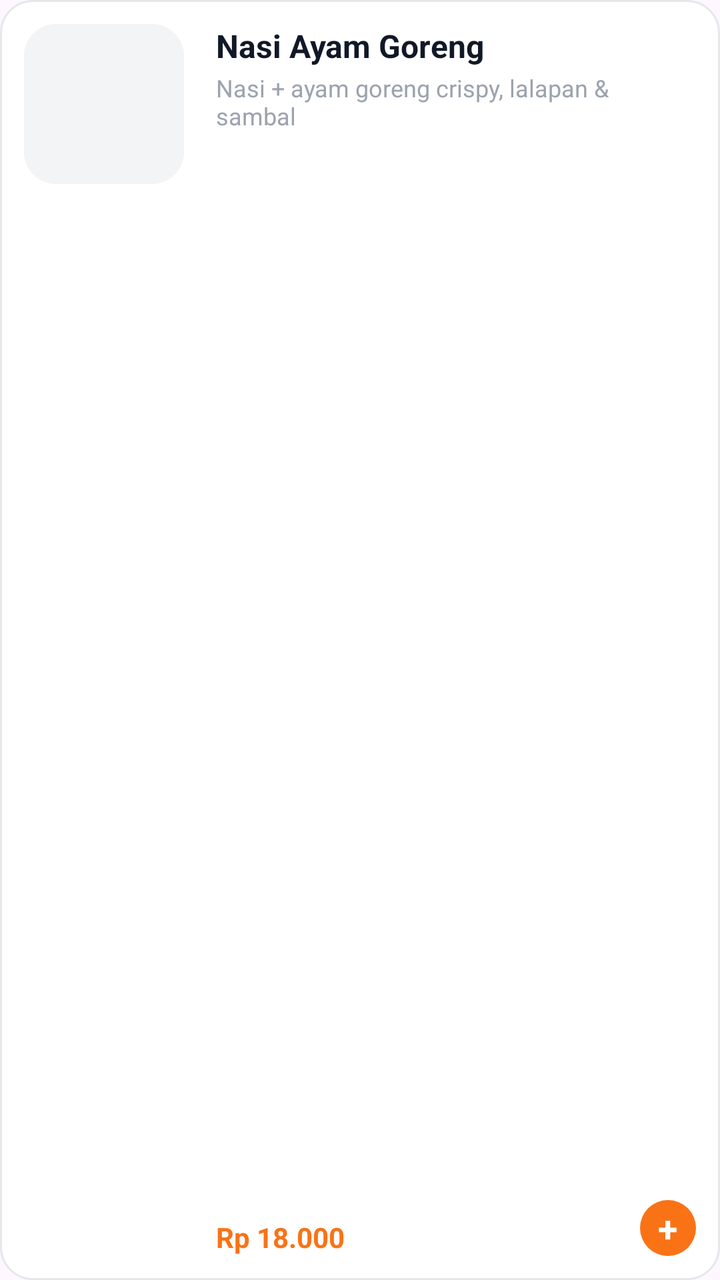
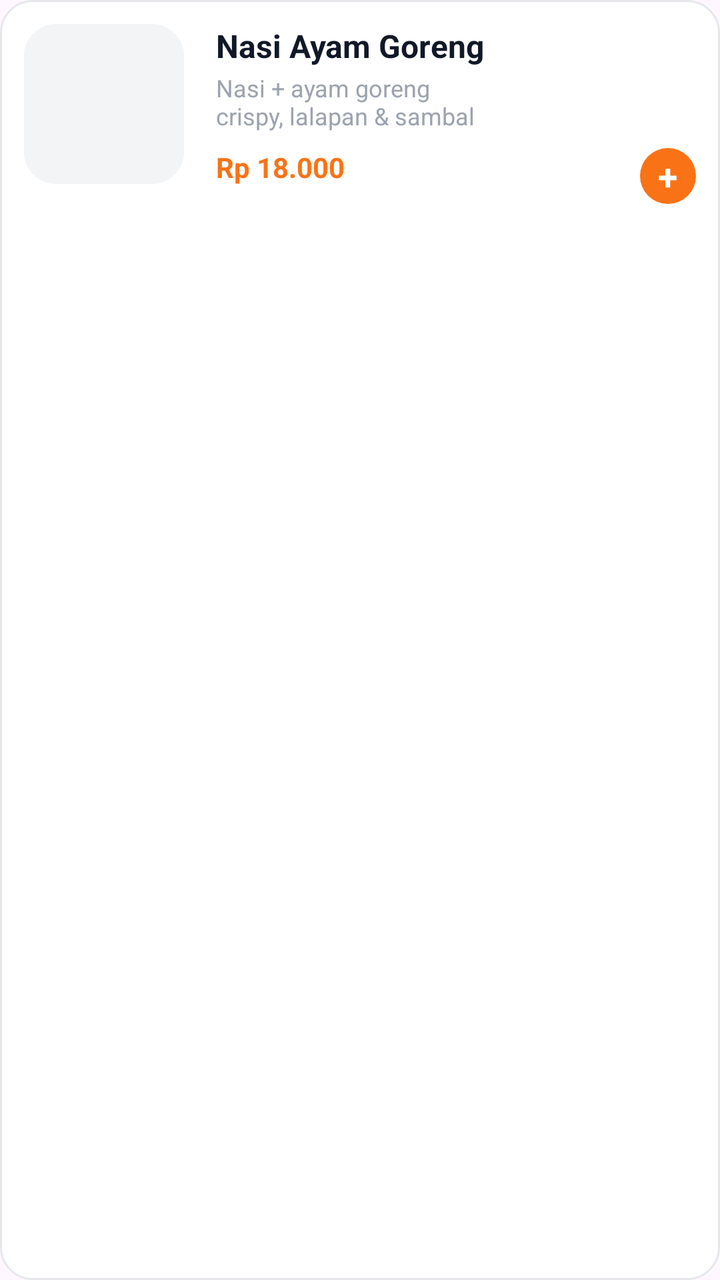

Before-and-after screenshots of an Android layout around one commit, followed by the original layout XML and the change that was made.
<!-- AndroidManifest.xml: application theme Theme.Kantinmika -->
<!-- res/layout/item_menu.xml -->
<?xml version="1.0" encoding="utf-8"?>
<LinearLayout xmlns:android="http://schemas.android.com/apk/res/android"
    android:layout_width="match_parent"
    android:layout_height="wrap_content"
    android:layout_marginBottom="12dp"
    android:background="@drawable/bg_rounded_card_outline"
    android:orientation="horizontal"
    android:padding="12dp">

    
    <RelativeLayout
        android:layout_width="80dp"
        android:layout_height="80dp">

        <ImageView
            android:id="@+id/ivFoodImage"
            android:layout_width="match_parent"
            android:layout_height="match_parent"
            android:background="@drawable/bg_rounded_muted"
            android:scaleType="centerCrop" />

        
        <RelativeLayout
            android:id="@+id/rlOutOfStockOverlay"
            android:layout_width="match_parent"
            android:layout_height="match_parent"
            android:background="@drawable/bg_rounded_dark_transparent"
            android:visibility="gone">

            <TextView
                android:layout_width="wrap_content"
                android:layout_height="wrap_content"
                android:layout_centerInParent="true"
                android:text="Habis"
                android:textColor="#FFFFFF"
                android:textSize="12sp"
                android:textStyle="bold" />
        </RelativeLayout>
    </RelativeLayout>

    
    <RelativeLayout
        android:layout_width="match_parent"
        android:layout_height="match_parent"
        android:layout_marginStart="16dp">

        <LinearLayout
            android:layout_width="match_parent"
            android:layout_height="wrap_content"
            android:layout_alignParentTop="true"
            android:layout_toStartOf="@+id/containerQuantity"
            android:layout_marginEnd="8dp"
            android:orientation="vertical">

            <TextView
                android:id="@+id/tvFoodName"
                android:layout_width="wrap_content"
                android:layout_height="wrap_content"
                android:text="Nasi Ayam Goreng"
                android:textColor="#111827"
                android:textSize="16sp"
                android:textStyle="bold" />

            <TextView
                android:id="@+id/tvFoodDesc"
                android:layout_width="wrap_content"
                android:layout_height="wrap_content"
                android:layout_marginTop="2dp"
                android:text="Nasi + ayam goreng crispy, lalapan &amp; sambal"
                android:textColor="#9CA3AF"
                android:textSize="12sp"
                android:maxLines="2"
                android:ellipsize="end" />
        </LinearLayout>

        <TextView
            android:id="@+id/tvFoodPrice"
            android:layout_width="wrap_content"
            android:layout_height="wrap_content"
            android:layout_alignParentBottom="true"
            android:layout_alignParentStart="true"
            android:text="Rp 18.000"
            android:textColor="@color/primary"
            android:textSize="14sp"
            android:textStyle="bold" />

        
        <FrameLayout
            android:id="@+id/containerQuantity"
            android:layout_width="wrap_content"
            android:layout_height="wrap_content"
            android:layout_alignParentBottom="true"
            android:layout_alignParentEnd="true">

            
            <LinearLayout
                android:id="@+id/btnAdd"
                android:layout_width="28dp"
                android:layout_height="28dp"
                android:background="@drawable/bg_circle_primary"
                android:clickable="true"
                android:focusable="true"
                android:gravity="center">

                <TextView
                    android:layout_width="wrap_content"
                    android:layout_height="wrap_content"
                    android:text="+"
                    android:textColor="#FFFFFF"
                    android:textSize="18sp"
                    android:textStyle="bold" />
            </LinearLayout>

            
            <LinearLayout
                android:id="@+id/llQuantitySelector"
                android:layout_width="wrap_content"
                android:layout_height="28dp"
                android:background="@drawable/bg_rounded_muted"
                android:gravity="center_vertical"
                android:orientation="horizontal"
                android:visibility="gone">

                <TextView
                    android:id="@+id/btnMinus"
                    android:layout_width="28dp"
                    android:layout_height="match_parent"
                    android:gravity="center"
                    android:text="−"
                    android:textColor="#111827"
                    android:textSize="18sp"
                    android:textStyle="bold" />

                <TextView
                    android:id="@+id/tvQuantity"
                    android:layout_width="wrap_content"
                    android:layout_height="wrap_content"
                    android:layout_marginHorizontal="12dp"
                    android:text="1"
                    android:textColor="#111827"
                    android:textSize="14sp"
                    android:textStyle="bold" />

                <TextView
                    android:id="@+id/btnPlus"
                    android:layout_width="28dp"
                    android:layout_height="match_parent"
                    android:background="@drawable/bg_circle_primary"
                    android:gravity="center"
                    android:text="+"
                    android:textColor="#FFFFFF"
                    android:textSize="18sp"
                    android:textStyle="bold" />
            </LinearLayout>
        </FrameLayout>
    </RelativeLayout>

</LinearLayout>
<!-- resources referenced by this layout -->
<resources>
  <color name="primary">#F97316</color>
  <!-- drawable bg_circle_primary (drawable) -->
  <?xml version="1.0" encoding="utf-8"?>
  <shape xmlns:android="http://schemas.android.com/apk/res/android" android:shape="oval">
      <solid android:color="@color/primary" />
  </shape>
  <!-- drawable bg_rounded_card_outline (drawable) -->
  <?xml version="1.0" encoding="utf-8"?>
  <shape xmlns:android="http://schemas.android.com/apk/res/android"
      android:shape="rectangle">
      <solid android:color="@color/background_card" />
      <corners android:radius="16dp" />
      <stroke
          android:width="1dp"
          android:color="#E5E7EB" />
  </shape>
  <!-- drawable bg_rounded_dark_transparent (drawable) -->
  <?xml version="1.0" encoding="utf-8"?>
  <shape xmlns:android="http://schemas.android.com/apk/res/android" android:shape="rectangle">
      <solid android:color="#80000000" />
      <corners android:radius="16dp" />
  </shape>
  <!-- drawable bg_rounded_muted (drawable) -->
  <?xml version="1.0" encoding="utf-8"?>
  <shape xmlns:android="http://schemas.android.com/apk/res/android" android:shape="rectangle">
      <solid android:color="@color/background_muted" />
      <corners android:radius="16dp" />
  </shape>
  <style name="Theme.Kantinmika" parent="Base.Theme.Kantinmika" />
  <color name="background_card">#FFFFFF</color>
  <color name="background_muted">#F3F4F6</color>
  <style name="Base.Theme.Kantinmika" parent="Theme.Material3.DayNight.NoActionBar">
          
          
      </style>
</resources>

<!-- the commit's change to res/layout/item_menu.xml (unified diff, before → after) -->
@@ -41,10 +41,11 @@
     
     <RelativeLayout
         android:layout_width="match_parent"
-        android:layout_height="match_parent"
+        android:layout_height="wrap_content"
         android:layout_marginStart="16dp">
 
         <LinearLayout
+            android:id="@+id/llFoodInfo"
             android:layout_width="match_parent"
             android:layout_height="wrap_content"
             android:layout_alignParentTop="true"
@@ -54,7 +55,7 @@
 
             <TextView
                 android:id="@+id/tvFoodName"
-                android:layout_width="wrap_content"
+                android:layout_width="match_parent"
                 android:layout_height="wrap_content"
                 android:text="Nasi Ayam Goreng"
                 android:textColor="#111827"
@@ -77,26 +78,27 @@
             android:id="@+id/tvFoodPrice"
             android:layout_width="wrap_content"
             android:layout_height="wrap_content"
-            android:layout_alignParentBottom="true"
+            android:layout_below="@id/llFoodInfo"
             android:layout_alignParentStart="true"
+            android:layout_marginTop="8dp"
             android:text="Rp 18.000"
             android:textColor="@color/primary"
             android:textSize="14sp"
             android:textStyle="bold" />
 
-        
         <FrameLayout
             android:id="@+id/containerQuantity"
-            android:layout_width="wrap_content"
+            android:layout_width="96dp"
             android:layout_height="wrap_content"
-            android:layout_alignParentBottom="true"
-            android:layout_alignParentEnd="true">
+            android:layout_below="@id/llFoodInfo"
+            android:layout_alignParentEnd="true"
+            android:layout_marginTop="8dp">
 
-            
             <LinearLayout
                 android:id="@+id/btnAdd"
                 android:layout_width="28dp"
                 android:layout_height="28dp"
+                android:layout_gravity="end"
                 android:background="@drawable/bg_circle_primary"
                 android:clickable="true"
                 android:focusable="true"
@@ -111,11 +113,11 @@
                     android:textStyle="bold" />
             </LinearLayout>
 
-            
             <LinearLayout
                 android:id="@+id/llQuantitySelector"
                 android:layout_width="wrap_content"
                 android:layout_height="28dp"
+                android:layout_gravity="end"
                 android:background="@drawable/bg_rounded_muted"
                 android:gravity="center_vertical"
                 android:orientation="horizontal"
@@ -153,6 +155,7 @@
                     android:textStyle="bold" />
             </LinearLayout>
         </FrameLayout>
+
     </RelativeLayout>
 
 </LinearLayout>
